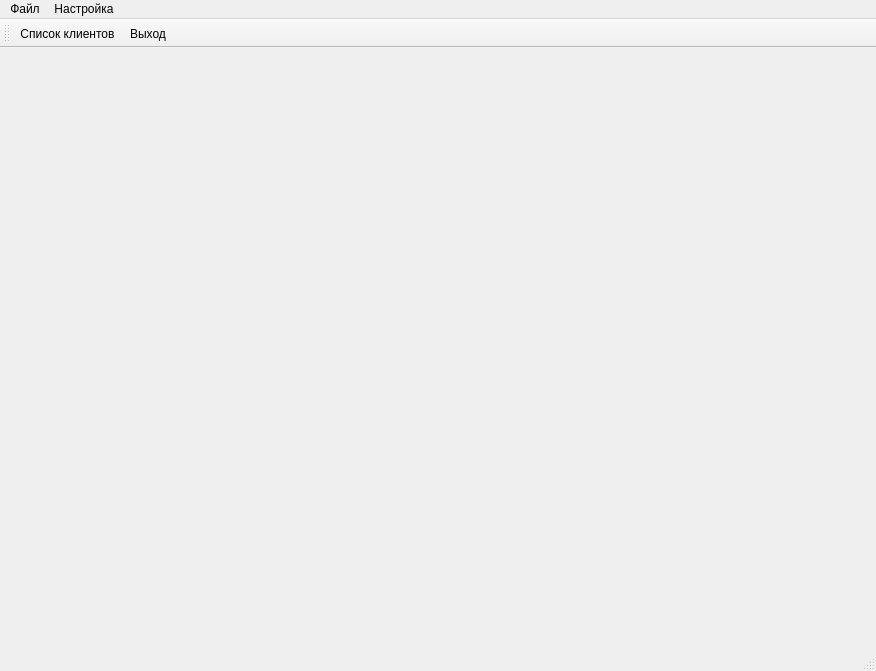
Before: the Qt Designer form mainwindow.ui in rust3128/CheckRecoveryWizard, drawn with Qt 5.
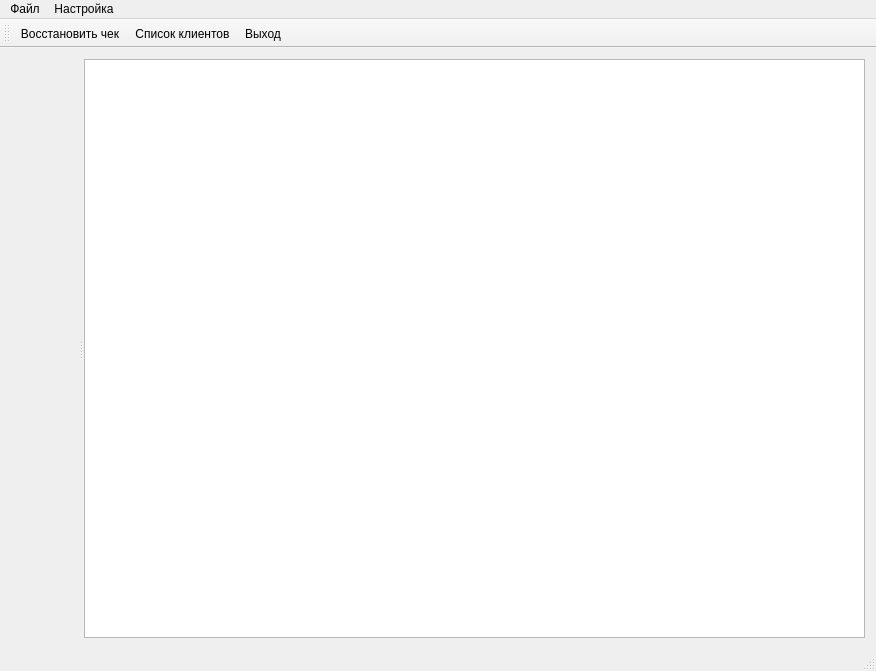
After: the same form once the commit is applied. Icons and pictures are not drawn.

```diff
--- a/mainwindow.ui
+++ b/mainwindow.ui
@@ -17,7 +17,43 @@
    <iconset resource="resource.qrc">
     <normaloff>:/Icons/logo128.png</normaloff>:/Icons/logo128.png</iconset>
   </property>
-  <widget class="QWidget" name="centralWidget"/>
+  <property name="documentMode">
+   <bool>true</bool>
+  </property>
+  <widget class="QWidget" name="centralWidget">
+   <layout class="QGridLayout" name="gridLayout">
+    <item row="0" column="0">
+     <widget class="QSplitter" name="splitter">
+      <property name="frameShape">
+       <enum>QFrame::NoFrame</enum>
+      </property>
+      <property name="midLineWidth">
+       <number>0</number>
+      </property>
+      <property name="orientation">
+       <enum>Qt::Horizontal</enum>
+      </property>
+      <property name="handleWidth">
+       <number>6</number>
+      </property>
+      <widget class="QWidget" name="verticalLayoutWidget">
+       <layout class="QVBoxLayout" name="verticalLayout"/>
+      </widget>
+      <widget class="QPlainTextEdit" name="plainTextEdit">
+       <property name="font">
+        <font>
+         <family>Monospace</family>
+         <pointsize>10</pointsize>
+        </font>
+       </property>
+       <property name="readOnly">
+        <bool>false</bool>
+       </property>
+      </widget>
+     </widget>
+    </item>
+   </layout>
+  </widget>
   <widget class="QMenuBar" name="menuBar">
    <property name="geometry">
     <rect>
@@ -49,6 +85,7 @@
    <attribute name="toolBarBreak">
     <bool>false</bool>
    </attribute>
+   <addaction name="action"/>
    <addaction name="actionClientsList"/>
    <addaction name="actionExit"/>
   </widget>
@@ -74,6 +111,18 @@
     <string>Список клиентов</string>
    </property>
   </action>
+  <action name="action">
+   <property name="icon">
+    <iconset resource="resource.qrc">
+     <normaloff>:/Icons/new.png</normaloff>:/Icons/new.png</iconset>
+   </property>
+   <property name="text">
+    <string>Восстановить чек</string>
+   </property>
+   <property name="shortcut">
+    <string>Ctrl+N</string>
+   </property>
+  </action>
  </widget>
  <layoutdefault spacing="6" margin="11"/>
  <resources>
```
Left out of the diff: 2 changed lines with no effect on the pictures.
